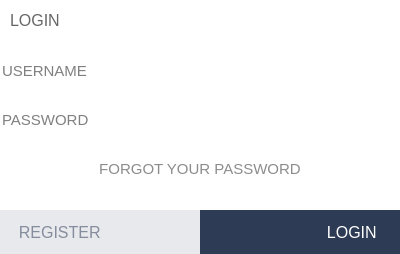
This is MVP/progetto_p2/GUI/loginform.ui in Giorat/LifeFit---progetto-P2 as Qt 5 draws it before an edit. The edited form follows.
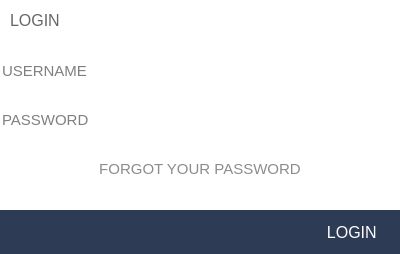
This is the edited form. Icons and pictures are not drawn.

```diff
--- a/MVP/progetto_p2/GUI/loginform.ui
+++ b/MVP/progetto_p2/GUI/loginform.ui
@@ -173,55 +173,12 @@
      <string>LOGIN</string>
     </property>
    </widget>
-   <widget class="QPushButton" name="register_n">
-    <property name="geometry">
-     <rect>
-      <x>0</x>
-      <y>210</y>
-      <width>200</width>
-      <height>45</height>
-     </rect>
-    </property>
-    <property name="sizePolicy">
-     <sizepolicy hsizetype="Fixed" vsizetype="Fixed">
-      <horstretch>0</horstretch>
-      <verstretch>0</verstretch>
-     </sizepolicy>
-    </property>
-    <property name="minimumSize">
-     <size>
-      <width>124</width>
-      <height>31</height>
-     </size>
-    </property>
-    <property name="font">
-     <font>
-      <pointsize>12</pointsize>
-     </font>
-    </property>
-    <property name="cursor">
-     <cursorShape>PointingHandCursor</cursorShape>
-    </property>
-    <property name="styleSheet">
-     <string notr="true">background-color: rgb(232, 233, 236);
-color: rgb(132,140,157);
-Text-align:left;
-border:none;
-padding-left:10px;</string>
-    </property>
-    <property name="text">
-     <string>  REGISTER</string>
-    </property>
-    <property name="flat">
-     <bool>false</bool>
-    </property>
-   </widget>
    <widget class="QPushButton" name="login">
     <property name="geometry">
      <rect>
-      <x>200</x>
+      <x>-1</x>
       <y>210</y>
-      <width>200</width>
+      <width>401</width>
       <height>45</height>
      </rect>
     </property>
```
